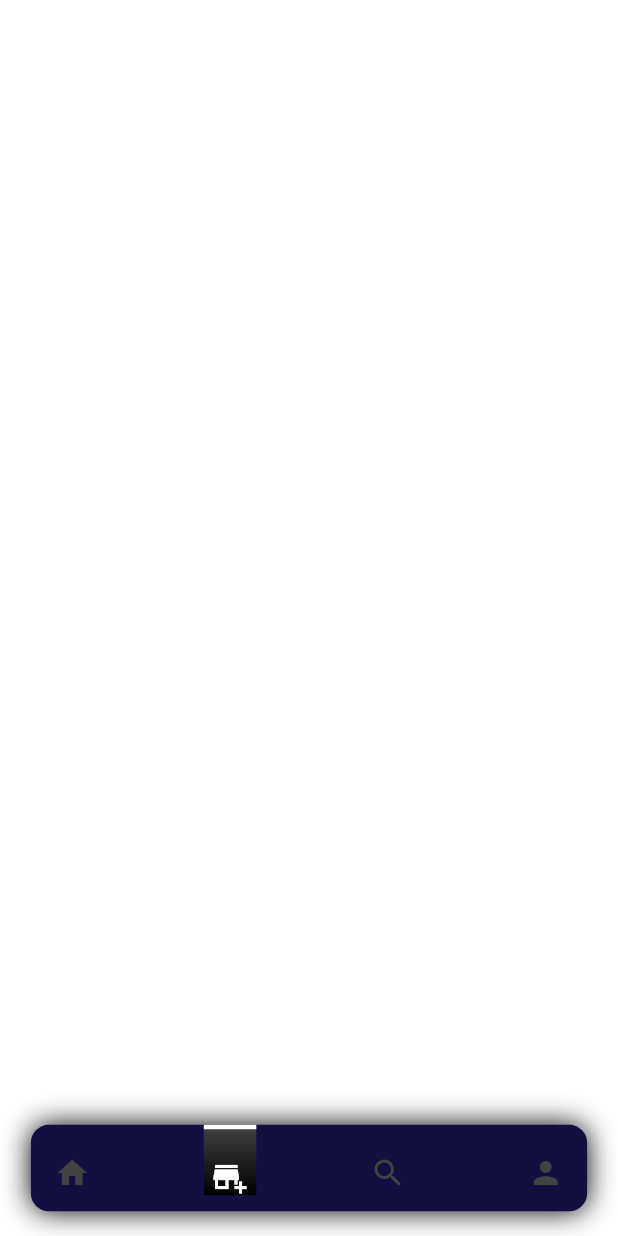
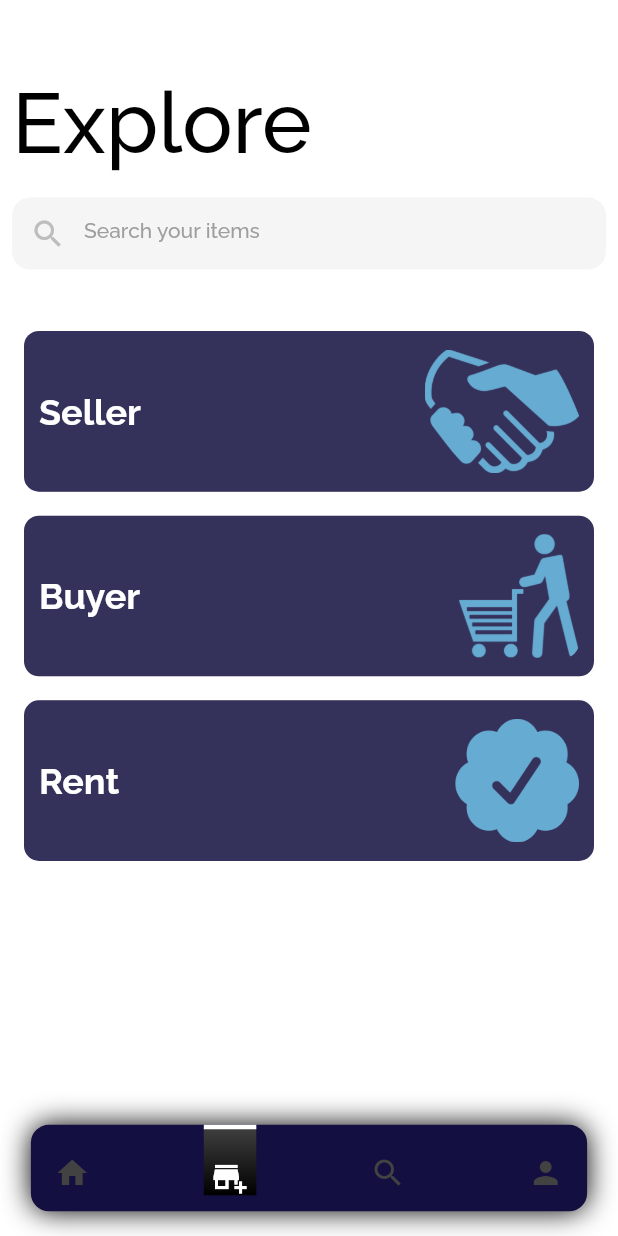
Before and after one commit to iusamaashraf/shango, a Flutter app: the RootPage screen opened directly, item 2 of the bottom bar chosen, on a phone screen of 412 x 824 dp. Run offline on Flutter 3.47's test engine with Material 2 defaults, Android fonts, the phone set to English and light mode, and no system bars; our stand-ins replace get, image_picker.

Commit message:
still working

```diff
--- a/lib/constants/colors.dart
+++ b/lib/constants/colors.dart
@@ -2,4 +2,5 @@ import 'package:flutter/material.dart';
 
 class ColorClass {
   static const primaryColor = Color(0xff130f40);
+  static const lightBlueColor = Color(0xff4d9dc9);
 }
--- a/lib/constants/images.dart
+++ b/lib/constants/images.dart
@@ -1,5 +1,5 @@
 class ImagesClass {
   static const bgImage = 'assets/images/bg.png';
   static const sellingImage = 'assets/images/selling.jpg';
-  static const cars = 'assets/images/pngegg.png';
+  static const car = 'assets/images/cars.jpg';
 }
--- /dev/null
+++ b/lib/models/category_model.dart
@@ -0,0 +1,25 @@
+import 'package:shango/constants/images.dart';
+
+class CategoryModel {
+  String? imagePath;
+  String? name;
+  CategoryModel({
+    required this.imagePath,
+    required this.name,
+  });
+}
+
+List<CategoryModel> categoryList = [
+  CategoryModel(
+    imagePath: 'assets/images/selling.png',
+    name: 'Seller',
+  ),
+  CategoryModel(
+    imagePath: 'assets/images/PngItem_1689982.png',
+    name: 'Buyer',
+  ),
+  CategoryModel(
+    imagePath: 'assets/images/rent.png',
+    name: 'Rent',
+  ),
+];
--- a/lib/views/pages/authentication/register_page.dart
+++ b/lib/views/pages/authentication/register_page.dart
@@ -1,6 +1,4 @@
-import 'dart:convert';
 import 'dart:io';
-import 'dart:typed_data';
 
 import 'package:flutter/material.dart';
 import 'package:flutter/services.dart';
@@ -14,7 +12,7 @@ import '../../widgets/primary_button.dart';
 import '../../widgets/primary_field.dart';
 
 class RegisterPage extends StatefulWidget {
-  RegisterPage({super.key});
+  const RegisterPage({super.key});
 
   @override
   State<RegisterPage> createState() => _RegisterPageState();
--- a/lib/views/pages/authentication/sign_in_page.dart
+++ b/lib/views/pages/authentication/sign_in_page.dart
@@ -95,7 +95,7 @@ class SignInPage extends StatelessWidget with ValidationMixin {
               Align(
                 child: TextButton(
                   onPressed: () {
-                    Get.to(() => RegisterPage());
+                    Get.to(() => const RegisterPage());
                   },
                   child: Text(
                     "Didn't have an account? Signup",
--- a/lib/views/pages/root/root_page.dart
+++ b/lib/views/pages/root/root_page.dart
@@ -1,8 +1,6 @@
 import 'package:flutter/material.dart';
-import 'package:flutter_staggered_grid_view/flutter_staggered_grid_view.dart';
 import 'package:get/get.dart';
 import 'package:shango/constants/colors.dart';
-import 'package:shango/constants/images.dart';
 import 'package:shango/views/pages/root/tabs/category/category_page.dart';
 import 'package:shango/views/pages/root/tabs/home/home_page.dart';
 import 'package:shango/views/pages/root/tabs/profile/profile_page.dart';
@@ -26,6 +24,7 @@ class _RootPageState extends State<RootPage> {
   @override
   Widget build(BuildContext context) {
     return Scaffold(
+      resizeToAvoidBottomInset: false,
       backgroundColor: Colors.white,
       body: SafeArea(
         child: SizedBox(
--- a/lib/views/pages/root/tabs/category/category_page.dart
+++ b/lib/views/pages/root/tabs/category/category_page.dart
@@ -1,10 +1,99 @@
 import 'package:flutter/material.dart';
+import 'package:get/get.dart';
+import 'package:shango/constants/colors.dart';
+import 'package:shango/views/widgets/primary_field.dart';
+
+import '../../../../../models/category_model.dart';
 
 class CategoryPage extends StatelessWidget {
-  const CategoryPage({super.key});
-
+  CategoryPage({super.key});
+  final TextEditingController searchConytroller = TextEditingController();
   @override
   Widget build(BuildContext context) {
-    return Container();
+    return Column(
+      crossAxisAlignment: CrossAxisAlignment.start,
+      children: [
+        Padding(
+          padding: EdgeInsets.only(
+            top: Get.height * 0.05,
+          ),
+          child: Text(
+            'Explore',
+            style: Theme.of(context).textTheme.displayMedium!.copyWith(
+                  color: Colors.black,
+                  fontWeight: FontWeight.w500,
+                ),
+          ),
+        ),
+        SizedBox(
+          height: Get.height * 0.02,
+        ),
+        PrimaryField(
+          controller: searchConytroller,
+          prefixIcon: Icons.search,
+          validator: (validator) {
+            return null;
+          },
+          hintText: 'Search your items',
+          textInputType: TextInputType.name,
+        ),
+        // SizedBox(
+        //   height: Get.height * 0.02,
+        // ),
+        Expanded(
+          child: ListView.builder(
+            padding: EdgeInsets.only(top: Get.height * 0.04),
+            itemCount: categoryList.length,
+            itemBuilder: (context, index) {
+              return Padding(
+                padding: const EdgeInsets.all(8.0),
+                child: GestureDetector(
+                  onTap: () {},
+                  child: Container(
+                    height: Get.height * 0.13,
+                    decoration: BoxDecoration(
+                        color: ColorClass.primaryColor,
+                        borderRadius: BorderRadius.circular(10)),
+                    child: Stack(
+                      alignment: Alignment.center,
+                      children: [
+                        Positioned(
+                          right: 10,
+                          child: ClipRRect(
+                            borderRadius: BorderRadius.circular(10),
+                            child: Image.asset(
+                              categoryList[index].imagePath!,
+                              height: Get.height * 0.1,
+                              color: ColorClass.lightBlueColor,
+                            ),
+                          ),
+                        ),
+                        Container(
+                          color: Colors.white.withOpacity(0.14),
+                        ),
+                        Positioned(
+                          // top: Get.height * 0.05,
+                          left: 10,
+                          child: Text(
+                            categoryList[index].name!,
+                            style: Theme.of(context)
+                                .textTheme
+                                .headlineSmall!
+                                .copyWith(
+                                  color: Colors.white,
+                                  fontWeight: FontWeight.w600,
+                                ),
+                          ),
+                        )
+                      ],
+                    ),
+                  ),
+                ),
+              );
+            },
+          ),
+        ),
+      ],
+    );
   }
 }
--- a/lib/views/pages/root/tabs/home/home_page.dart
+++ b/lib/views/pages/root/tabs/home/home_page.dart
@@ -7,15 +7,7 @@ class HomePage extends StatelessWidget {
   Widget build(BuildContext context) {
     return Column(
       crossAxisAlignment: CrossAxisAlignment.start,
-      children: [
-        Text(
-          'Explore',
-          style: Theme.of(context).textTheme.displayMedium!.copyWith(
-                color: Colors.black,
-                fontWeight: FontWeight.w500,
-              ),
-        ),
-      ],
+      children: [],
     );
   }
 }
--- a/pubspec.yaml
+++ b/pubspec.yaml
@@ -38,7 +38,7 @@ dependencies:
   cupertino_icons: ^1.0.2
   get: ^4.6.5
   image_picker: ^0.8.6
-  flutter_staggered_grid_view: ^0.6.2
+  imageview360: ^1.3.0
 
 dev_dependencies:
   flutter_test:
```
Also changed, not shown: assets/images/PngItem_1689982.png (added), assets/images/cars.jpg (added), assets/images/pngegg.png (deleted), assets/images/rent.png (added), assets/images/selling.jpg (deleted), assets/images/selling.png (added), assets/images/steven-binotto-ElIOUx7VZ8M-unsplash.jpg (added), pubspec.lock.
